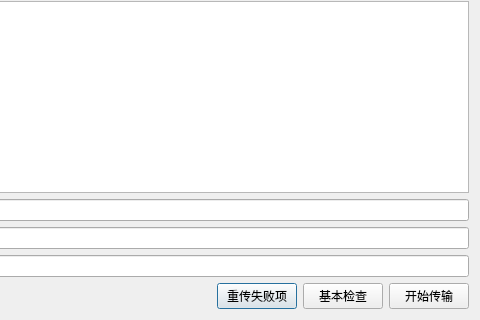
Before: the Qt Designer form Gui/Form/RelayTask.ui in taynpg/relayFile, drawn with Qt 5; both pictures show x 711 to 1191 and y 389 to 709 of the 1191 by 709 pixel window.
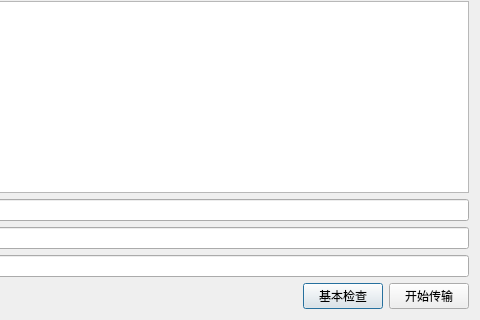
After: the same form once the commit is applied.

Diff of the .ui file:
```diff
--- a/Gui/Form/RelayTask.ui
+++ b/Gui/Form/RelayTask.ui
@@ -118,13 +118,6 @@
        </property>
       </spacer>
      </item>
-     <item>
-      <widget class="QPushButton" name="btnRetryAll">
-       <property name="text">
-        <string>重传失败项</string>
-       </property>
-      </widget>
-     </item>
      <item>
       <widget class="QPushButton" name="btnBasicCheck">
        <property name="text">
```
